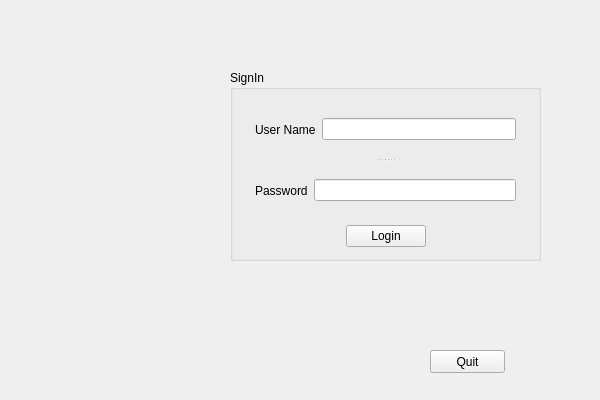
Before: the Qt Designer form LoginPanel/loginpanel.ui in piotrst99/LoginPanel-Qt, drawn with Qt 5.
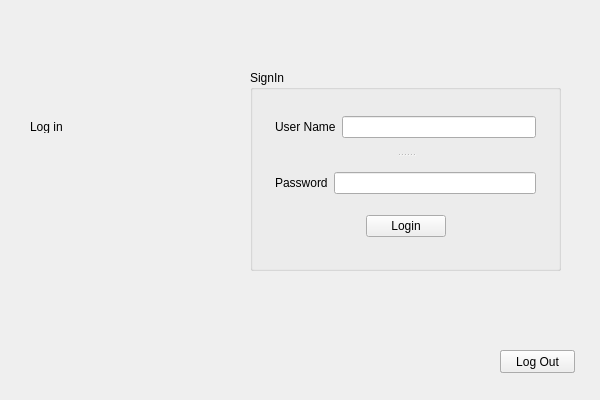
After: the same form once the commit is applied.

```diff
--- a/LoginPanel/loginpanel.ui
+++ b/LoginPanel/loginpanel.ui
@@ -14,13 +14,22 @@
    <string>LoginPanel</string>
   </property>
   <widget class="QWidget" name="centralWidget">
-   <widget class="QGroupBox" name="groupBox">
+   <widget class="QWidget" name="loginWidget" native="true">
     <property name="geometry">
      <rect>
-      <x>230</x>
+      <x>0</x>
+      <y>0</y>
+      <width>600</width>
+      <height>400</height>
+     </rect>
+    </property>
+    <widget class="QGroupBox" name="loginBox">
+     <property name="geometry">
+      <rect>
+       <x>250</x>
       <y>70</y>
       <width>311</width>
-      <height>191</height>
+       <height>201</height>
      </rect>
     </property>
     <property name="title">
@@ -106,12 +115,19 @@
        </item>
       </layout>
      </item>
-    </layout>
-   </widget>
-   <widget class="QPushButton" name="pushButton">
+      <item>
+       <widget class="QLabel" name="loginResultText">
+        <property name="text">
+         <string/>
+        </property>
+       </widget>
+      </item>
+     </layout>
+    </widget>
+    <widget class="QPushButton" name="quitButton">
     <property name="geometry">
      <rect>
-      <x>430</x>
+       <x>500</x>
       <y>350</y>
       <width>75</width>
       <height>23</height>
@@ -121,17 +137,59 @@
      <string>Quit</string>
     </property>
    </widget>
-   <zorder>groupBox</zorder>
-   <zorder>loginButton</zorder>
-   <zorder>loginButton</zorder>
-   <zorder>splitter_3</zorder>
-   <zorder>splitter_3</zorder>
-   <zorder>horizontalSpacer</zorder>
-   <zorder>horizontalSpacer_2</zorder>
-   <zorder></zorder>
-   <zorder>horizontalSpacer_3</zorder>
-   <zorder>pushButton</zorder>
-   <zorder>pushButton</zorder>
+    <zorder>loginBox</zorder>
+    <zorder>widgetAfterLogin</zorder>
+    <zorder>widgetAfterLogin</zorder>
+    <zorder>widgetAfterLogin</zorder>
+    <zorder>widgetAfterLogin</zorder>
+    <zorder>widgetAfterLogin</zorder>
+    <zorder>widgetAfterLogin</zorder>
+    <zorder>quitButton</zorder>
+   </widget>
+   <widget class="QWidget" name="widgetAfterLogin" native="true">
+    <property name="enabled">
+     <bool>true</bool>
+    </property>
+    <property name="geometry">
+     <rect>
+      <x>0</x>
+      <y>0</y>
+      <width>600</width>
+      <height>400</height>
+     </rect>
+    </property>
+    <widget class="QLabel" name="label_3">
+     <property name="geometry">
+      <rect>
+       <x>30</x>
+       <y>120</y>
+       <width>47</width>
+       <height>13</height>
+      </rect>
+     </property>
+     <property name="text">
+      <string>Log in</string>
+     </property>
+    </widget>
+    <widget class="QPushButton" name="LogOutButton">
+     <property name="geometry">
+      <rect>
+       <x>500</x>
+       <y>350</y>
+       <width>75</width>
+       <height>23</height>
+      </rect>
+     </property>
+     <property name="text">
+      <string>Log Out</string>
+     </property>
+    </widget>
+    <zorder>label_3</zorder>
+    <zorder>loginWidget</zorder>
+    <zorder>loginWidget</zorder>
+    <zorder>loginWidget</zorder>
+    <zorder>LogOutButton</zorder>
+   </widget>
   </widget>
  </widget>
  <layoutdefault spacing="6" margin="11"/>
```
Lines whose indentation alone changed are shown as unchanged.
